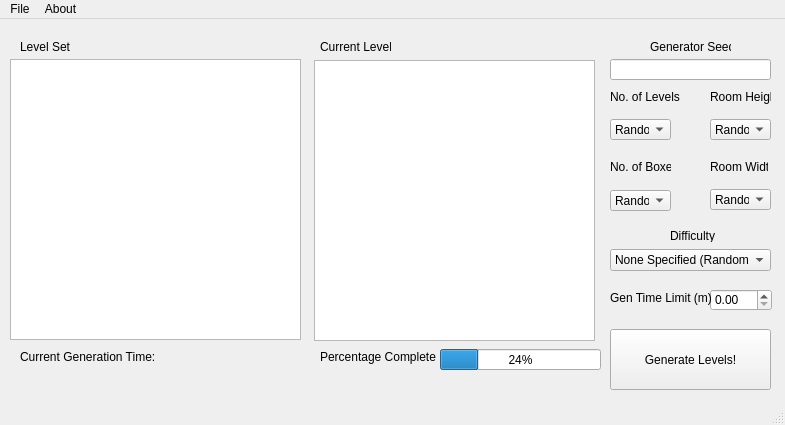
The window that mainwindow.ui (RBrNx/SokoGenerator) describes before a commit, drawn with Qt 5.
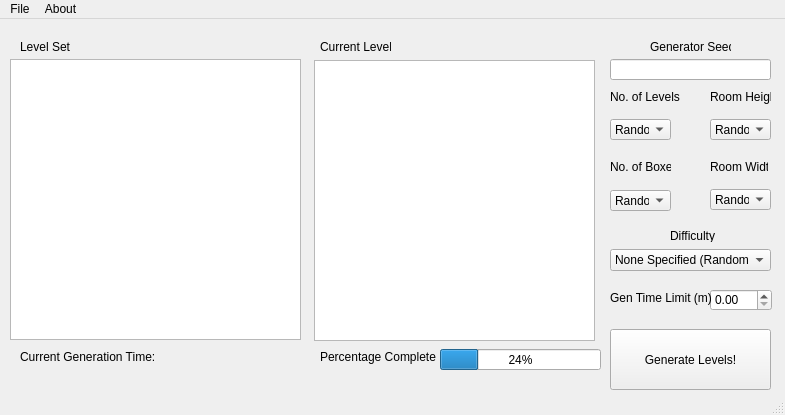
The same window after the commit.

Commit message: Version 1.0.1 Release Reset Gen Seed on File > New Added About Window Generation Limit Default now set to 1 min Fixed bug where specific difficulty levels would not be generated properly Difficulty now displays on Regenerated or Deleted Levels Regeneration now uses proper seeding Generation timeout set at 1 min, Solving time limit still set by GUI

Diff of the .ui file:
```diff
--- a/mainwindow.ui
+++ b/mainwindow.ui
@@ -10,7 +10,7 @@
     <x>0</x>
     <y>0</y>
     <width>785</width>
-    <height>425</height>
+    <height>415</height>
    </rect>
   </property>
   <property name="sizePolicy">
@@ -22,13 +22,13 @@
   <property name="minimumSize">
    <size>
     <width>785</width>
-    <height>425</height>
+    <height>415</height>
    </size>
   </property>
   <property name="maximumSize">
    <size>
     <width>785</width>
-    <height>425</height>
+    <height>415</height>
    </size>
   </property>
   <property name="windowTitle">
```
Left out of the diff: 15 changed lines with no effect on the pictures. The commit also changes 7 other files.
